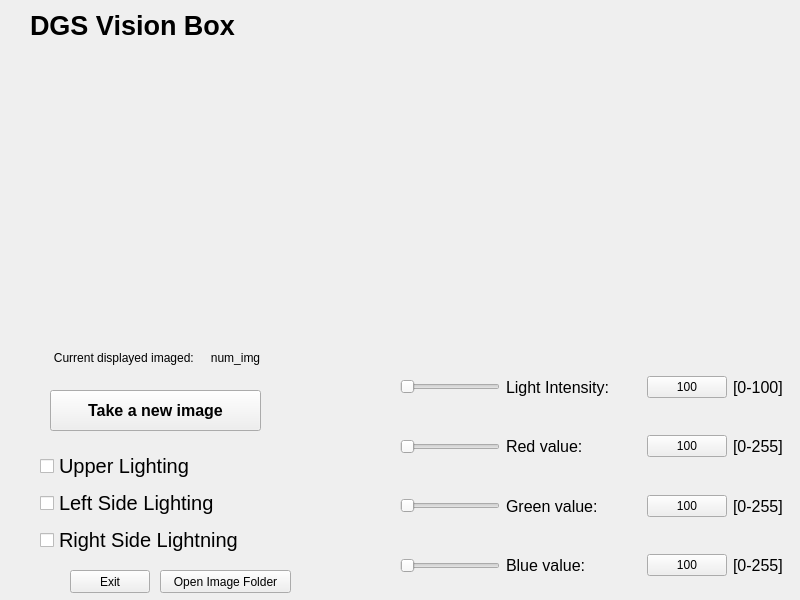
First picture: the form in form.ui, repository mblui/RaspberryFiles, before the edit.
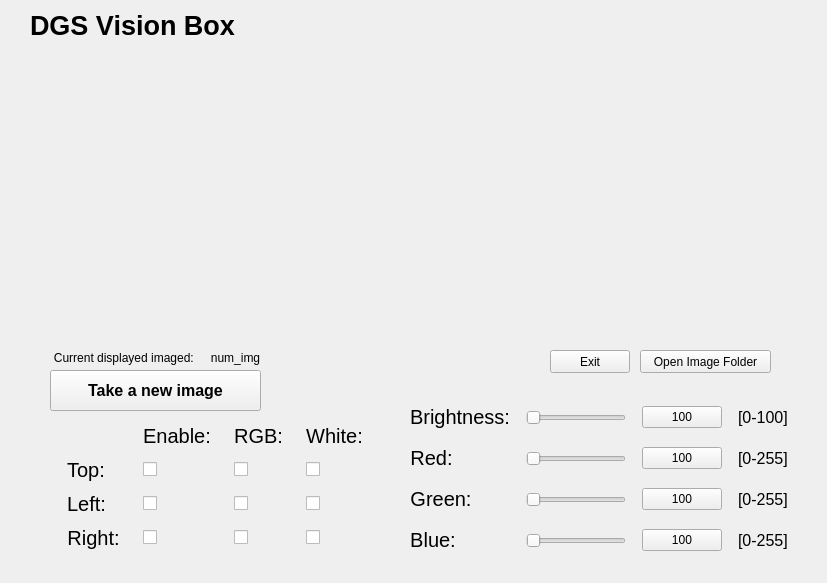
Second picture: the form after the edit. Icons and pictures are not drawn.

```diff
--- a/form.ui
+++ b/form.ui
@@ -6,8 +6,8 @@
    <rect>
     <x>0</x>
     <y>0</y>
-    <width>800</width>
-    <height>600</height>
+    <width>827</width>
+    <height>583</height>
    </rect>
   </property>
   <property name="maximumSize">
@@ -26,7 +26,7 @@
    <property name="geometry">
     <rect>
      <x>50</x>
-     <y>390</y>
+     <y>370</y>
      <width>211</width>
      <height>41</height>
     </rect>
@@ -34,7 +34,6 @@
    <property name="font">
     <font>
      <pointsize>12</pointsize>
-     <weight>75</weight>
      <bold>true</bold>
     </font>
    </property>
@@ -94,54 +93,6 @@
     <string>DGS Vision Box</string>
    </property>
   </widget>
-  <widget class="QWidget" name="verticalLayoutWidget_3">
-   <property name="geometry">
-    <rect>
-     <x>40</x>
-     <y>450</y>
-     <width>229</width>
-     <height>107</height>
-    </rect>
-   </property>
-   <layout class="QVBoxLayout" name="verticalLayout_3">
-    <item>
-     <widget class="QCheckBox" name="checkBox">
-      <property name="font">
-       <font>
-        <pointsize>15</pointsize>
-       </font>
-      </property>
-      <property name="text">
-       <string>Upper Lighting</string>
-      </property>
-     </widget>
-    </item>
-    <item>
-     <widget class="QCheckBox" name="checkBox_2">
-      <property name="font">
-       <font>
-        <pointsize>15</pointsize>
-       </font>
-      </property>
-      <property name="text">
-       <string>Left Side Lighting</string>
-      </property>
-     </widget>
-    </item>
-    <item>
-     <widget class="QCheckBox" name="checkBox_3">
-      <property name="font">
-       <font>
-        <pointsize>15</pointsize>
-       </font>
-      </property>
-      <property name="text">
-       <string>Right Side Lightning</string>
-      </property>
-     </widget>
-    </item>
-   </layout>
-  </widget>
   <widget class="QLabel" name="num_img">
    <property name="geometry">
     <rect>
@@ -180,292 +131,11 @@
     <set>Qt::AlignCenter</set>
    </property>
   </widget>
-  <widget class="QWidget" name="verticalLayoutWidget">
-   <property name="geometry">
-    <rect>
-     <x>400</x>
-     <y>360</y>
-     <width>383</width>
-     <height>232</height>
-    </rect>
-   </property>
-   <layout class="QVBoxLayout" name="verticalLayout">
-    <item>
-     <layout class="QHBoxLayout" name="horizontalLayout">
-      <item>
-       <widget class="QSlider" name="slider_intensity">
-        <property name="styleSheet">
-         <string notr="true">.QSlider {
-    min-height: 35px;
-    max-height: 35px;
-	min-width: 100px;
-	max-width:100px;
-}</string>
-        </property>
-        <property name="orientation">
-         <enum>Qt::Horizontal</enum>
-        </property>
-       </widget>
-      </item>
-      <item>
-       <widget class="QLabel" name="label_2">
-        <property name="font">
-         <font>
-          <pointsize>12</pointsize>
-         </font>
-        </property>
-        <property name="text">
-         <string>Light Intensity:</string>
-        </property>
-       </widget>
-      </item>
-      <item>
-       <widget class="QPushButton" name="SliderVal_but_text_intensity">
-        <property name="sizePolicy">
-         <sizepolicy hsizetype="Fixed" vsizetype="Fixed">
-          <horstretch>0</horstretch>
-          <verstretch>0</verstretch>
-         </sizepolicy>
-        </property>
-        <property name="styleSheet">
-         <string notr="true"/>
-        </property>
-        <property name="text">
-         <string>100</string>
-        </property>
-       </widget>
-      </item>
-      <item>
-       <widget class="QLabel" name="l_text_2">
-        <property name="sizePolicy">
-         <sizepolicy hsizetype="Fixed" vsizetype="Preferred">
-          <horstretch>0</horstretch>
-          <verstretch>0</verstretch>
-         </sizepolicy>
-        </property>
-        <property name="font">
-         <font>
-          <pointsize>12</pointsize>
-         </font>
-        </property>
-        <property name="text">
-         <string>[0-100]</string>
-        </property>
-       </widget>
-      </item>
-     </layout>
-    </item>
-    <item>
-     <layout class="QHBoxLayout" name="Hor_red">
-      <item>
-       <widget class="QSlider" name="slider_red">
-        <property name="sizePolicy">
-         <sizepolicy hsizetype="Fixed" vsizetype="Fixed">
-          <horstretch>0</horstretch>
-          <verstretch>0</verstretch>
-         </sizepolicy>
-        </property>
-        <property name="styleSheet">
-         <string notr="true">.QSlider {
-    min-height: 35px;
-    max-height: 35px;
-	min-width: 100px;
-	max-width:100px;
-}</string>
-        </property>
-        <property name="orientation">
-         <enum>Qt::Horizontal</enum>
-        </property>
-       </widget>
-      </item>
-      <item>
-       <widget class="QLabel" name="label_5">
-        <property name="font">
-         <font>
-          <pointsize>12</pointsize>
-         </font>
-        </property>
-        <property name="text">
-         <string>Red value:</string>
-        </property>
-       </widget>
-      </item>
-      <item>
-       <widget class="QPushButton" name="SliderVal_but_text_red">
-        <property name="sizePolicy">
-         <sizepolicy hsizetype="Fixed" vsizetype="Fixed">
-          <horstretch>0</horstretch>
-          <verstretch>0</verstretch>
-         </sizepolicy>
-        </property>
-        <property name="styleSheet">
-         <string notr="true"/>
-        </property>
-        <property name="text">
-         <string>100</string>
-        </property>
-       </widget>
-      </item>
-      <item>
-       <widget class="QLabel" name="r_text_2">
-        <property name="sizePolicy">
-         <sizepolicy hsizetype="Fixed" vsizetype="Preferred">
-          <horstretch>0</horstretch>
-          <verstretch>0</verstretch>
-         </sizepolicy>
-        </property>
-        <property name="font">
-         <font>
-          <pointsize>12</pointsize>
-         </font>
-        </property>
-        <property name="text">
-         <string>[0-255]</string>
-        </property>
-       </widget>
-      </item>
-     </layout>
-    </item>
-    <item>
-     <layout class="QHBoxLayout" name="hor_green">
-      <item>
-       <widget class="QSlider" name="slider_green">
-        <property name="styleSheet">
-         <string notr="true">.QSlider {
-    min-height: 35px;
-    max-height: 35px;
-	min-width: 100px;
-	max-width:100px;
-}</string>
-        </property>
-        <property name="orientation">
-         <enum>Qt::Horizontal</enum>
-        </property>
-       </widget>
-      </item>
-      <item>
-       <widget class="QLabel" name="label_6">
-        <property name="font">
-         <font>
-          <pointsize>12</pointsize>
-         </font>
-        </property>
-        <property name="text">
-         <string>Green value:</string>
-        </property>
-       </widget>
-      </item>
-      <item>
-       <widget class="QPushButton" name="SliderVal_but_text_green">
-        <property name="sizePolicy">
-         <sizepolicy hsizetype="Fixed" vsizetype="Fixed">
-          <horstretch>0</horstretch>
-          <verstretch>0</verstretch>
-         </sizepolicy>
-        </property>
-        <property name="styleSheet">
-         <string notr="true"/>
-        </property>
-        <property name="text">
-         <string>100</string>
-        </property>
-       </widget>
-      </item>
-      <item>
-       <widget class="QLabel" name="g_text_2">
-        <property name="sizePolicy">
-         <sizepolicy hsizetype="Fixed" vsizetype="Preferred">
-          <horstretch>0</horstretch>
-          <verstretch>0</verstretch>
-         </sizepolicy>
-        </property>
-        <property name="font">
-         <font>
-          <pointsize>12</pointsize>
-         </font>
-        </property>
-        <property name="text">
-         <string>[0-255]</string>
-        </property>
-       </widget>
-      </item>
-     </layout>
-    </item>
-    <item>
-     <layout class="QHBoxLayout" name="hor_blue">
-      <item>
-       <widget class="QSlider" name="slider_blue">
-        <property name="sizePolicy">
-         <sizepolicy hsizetype="Expanding" vsizetype="Fixed">
-          <horstretch>0</horstretch>
-          <verstretch>0</verstretch>
-         </sizepolicy>
-        </property>
-        <property name="styleSheet">
-         <string notr="true">.QSlider {
-    min-height: 35px;
-    max-height: 35px;
-	min-width: 100px;
-	max-width:100px;
-}</string>
-        </property>
-        <property name="orientation">
-         <enum>Qt::Horizontal</enum>
-        </property>
-       </widget>
-      </item>
-      <item>
-       <widget class="QLabel" name="label_4">
-        <property name="font">
-         <font>
-          <pointsize>12</pointsize>
-         </font>
-        </property>
-        <property name="text">
-         <string>Blue value:</string>
-        </property>
-       </widget>
-      </item>
-      <item>
-       <widget class="QPushButton" name="SliderVal_but_text_blue">
-        <property name="sizePolicy">
-         <sizepolicy hsizetype="Fixed" vsizetype="Fixed">
-          <horstretch>0</horstretch>
-          <verstretch>0</verstretch>
-         </sizepolicy>
-        </property>
-        <property name="text">
-         <string>100</string>
-        </property>
-       </widget>
-      </item>
-      <item>
-       <widget class="QLabel" name="b_text_2">
-        <property name="sizePolicy">
-         <sizepolicy hsizetype="Fixed" vsizetype="Preferred">
-          <horstretch>0</horstretch>
-          <verstretch>0</verstretch>
-         </sizepolicy>
-        </property>
-        <property name="font">
-         <font>
-          <pointsize>12</pointsize>
-         </font>
-        </property>
-        <property name="text">
-         <string>[0-255]</string>
-        </property>
-       </widget>
-      </item>
-     </layout>
-    </item>
-   </layout>
-  </widget>
   <widget class="QPushButton" name="button_ExitProgram">
    <property name="geometry">
     <rect>
-     <x>70</x>
-     <y>570</y>
+     <x>550</x>
+     <y>350</y>
      <width>80</width>
      <height>23</height>
     </rect>
@@ -477,8 +147,8 @@
   <widget class="QPushButton" name="button_openImageFolder">
    <property name="geometry">
     <rect>
-     <x>160</x>
-     <y>570</y>
+     <x>640</x>
+     <y>350</y>
      <width>131</width>
      <height>23</height>
     </rect>
@@ -487,6 +157,692 @@
     <string>Open Image Folder</string>
    </property>
   </widget>
+  <widget class="QWidget" name="gridLayoutWidget">
+   <property name="geometry">
+    <rect>
+     <x>50</x>
+     <y>420</y>
+     <width>332</width>
+     <height>136</height>
+    </rect>
+   </property>
+   <layout class="QGridLayout" name="gridLayout">
+    <item row="0" column="2">
+     <widget class="QLabel" name="text_rgb">
+      <property name="sizePolicy">
+       <sizepolicy hsizetype="Fixed" vsizetype="Fixed">
+        <horstretch>0</horstretch>
+        <verstretch>0</verstretch>
+       </sizepolicy>
+      </property>
+      <property name="font">
+       <font>
+        <pointsize>15</pointsize>
+       </font>
+      </property>
+      <property name="text">
+       <string>RGB:</string>
+      </property>
+      <property name="textFormat">
+       <enum>Qt::RichText</enum>
+      </property>
+      <property name="alignment">
+       <set>Qt::AlignCenter</set>
+      </property>
+     </widget>
+    </item>
+    <item row="3" column="1">
+     <widget class="QCheckBox" name="check_Right_Enable">
+      <property name="sizePolicy">
+       <sizepolicy hsizetype="Fixed" vsizetype="Fixed">
+        <horstretch>0</horstretch>
+        <verstretch>0</verstretch>
+       </sizepolicy>
+      </property>
+      <property name="minimumSize">
+       <size>
+        <width>0</width>
+        <height>2</height>
+       </size>
+      </property>
+      <property name="font">
+       <font>
+        <pointsize>15</pointsize>
+       </font>
+      </property>
+      <property name="text">
+       <string/>
+      </property>
+     </widget>
+    </item>
+    <item row="1" column="1">
+     <widget class="QCheckBox" name="check_Top_Enable">
+      <property name="sizePolicy">
+       <sizepolicy hsizetype="Fixed" vsizetype="Fixed">
+        <horstretch>0</horstretch>
+        <verstretch>0</verstretch>
+       </sizepolicy>
+      </property>
+      <property name="minimumSize">
+       <size>
+        <width>0</width>
+        <height>2</height>
+       </size>
+      </property>
+      <property name="font">
+       <font>
+        <pointsize>15</pointsize>
+       </font>
+      </property>
+      <property name="text">
+       <string/>
+      </property>
+     </widget>
+    </item>
+    <item row="3" column="3">
+     <widget class="QCheckBox" name="check_Left_White_2">
+      <property name="sizePolicy">
+       <sizepolicy hsizetype="Fixed" vsizetype="Fixed">
+        <horstretch>0</horstretch>
+        <verstretch>0</verstretch>
+       </sizepolicy>
+      </property>
+      <property name="minimumSize">
+       <size>
+        <width>0</width>
+        <height>2</height>
+       </size>
+      </property>
+      <property name="font">
+       <font>
+        <pointsize>15</pointsize>
+       </font>
+      </property>
+      <property name="text">
+       <string/>
+      </property>
+     </widget>
+    </item>
+    <item row="2" column="2">
+     <widget class="QCheckBox" name="check_Left_RGB">
+      <property name="sizePolicy">
+       <sizepolicy hsizetype="Fixed" vsizetype="Fixed">
+        <horstretch>0</horstretch>
+        <verstretch>0</verstretch>
+       </sizepolicy>
+      </property>
+      <property name="minimumSize">
+       <size>
+        <width>0</width>
+        <height>2</height>
+       </size>
+      </property>
+      <property name="font">
+       <font>
+        <pointsize>15</pointsize>
+       </font>
+      </property>
+      <property name="text">
+       <string/>
+      </property>
+     </widget>
+    </item>
+    <item row="0" column="3">
+     <widget class="QLabel" name="text_white">
+      <property name="sizePolicy">
+       <sizepolicy hsizetype="Fixed" vsizetype="Fixed">
+        <horstretch>0</horstretch>
+        <verstretch>0</verstretch>
+       </sizepolicy>
+      </property>
+      <property name="font">
+       <font>
+        <pointsize>15</pointsize>
+       </font>
+      </property>
+      <property name="text">
+       <string>White:</string>
+      </property>
+      <property name="textFormat">
+       <enum>Qt::RichText</enum>
+      </property>
+      <property name="alignment">
+       <set>Qt::AlignCenter</set>
+      </property>
+     </widget>
+    </item>
+    <item row="0" column="1">
+     <widget class="QLabel" name="text_enable">
+      <property name="sizePolicy">
+       <sizepolicy hsizetype="Fixed" vsizetype="Fixed">
+        <horstretch>0</horstretch>
+        <verstretch>0</verstretch>
+       </sizepolicy>
+      </property>
+      <property name="font">
+       <font>
+        <pointsize>15</pointsize>
+       </font>
+      </property>
+      <property name="text">
+       <string>Enable:</string>
+      </property>
+      <property name="textFormat">
+       <enum>Qt::RichText</enum>
+      </property>
+      <property name="alignment">
+       <set>Qt::AlignCenter</set>
+      </property>
+     </widget>
+    </item>
+    <item row="2" column="1">
+     <widget class="QCheckBox" name="check_Left_Enable">
+      <property name="sizePolicy">
+       <sizepolicy hsizetype="Fixed" vsizetype="Fixed">
+        <horstretch>0</horstretch>
+        <verstretch>0</verstretch>
+       </sizepolicy>
+      </property>
+      <property name="minimumSize">
+       <size>
+        <width>0</width>
+        <height>2</height>
+       </size>
+      </property>
+      <property name="font">
+       <font>
+        <pointsize>15</pointsize>
+       </font>
+      </property>
+      <property name="text">
+       <string/>
+      </property>
+     </widget>
+    </item>
+    <item row="1" column="2">
+     <widget class="QCheckBox" name="check_Top_RGB">
+      <property name="sizePolicy">
+       <sizepolicy hsizetype="Fixed" vsizetype="Fixed">
+        <horstretch>0</horstretch>
+        <verstretch>0</verstretch>
+       </sizepolicy>
+      </property>
+      <property name="minimumSize">
+       <size>
+        <width>0</width>
+        <height>2</height>
+       </size>
+      </property>
+      <property name="font">
+       <font>
+        <pointsize>15</pointsize>
+       </font>
+      </property>
+      <property name="text">
+       <string/>
+      </property>
+     </widget>
+    </item>
+    <item row="3" column="0">
+     <widget class="QLabel" name="text_right">
+      <property name="sizePolicy">
+       <sizepolicy hsizetype="Fixed" vsizetype="Fixed">
+        <horstretch>0</horstretch>
+        <verstretch>0</verstretch>
+       </sizepolicy>
+      </property>
+      <property name="font">
+       <font>
+        <pointsize>15</pointsize>
+       </font>
+      </property>
+      <property name="text">
+       <string>Right:</string>
+      </property>
+      <property name="textFormat">
+       <enum>Qt::RichText</enum>
+      </property>
+      <property name="alignment">
+       <set>Qt::AlignCenter</set>
+      </property>
+     </widget>
+    </item>
+    <item row="2" column="3">
+     <widget class="QCheckBox" name="check_Left_White">
+      <property name="sizePolicy">
+       <sizepolicy hsizetype="Fixed" vsizetype="Fixed">
+        <horstretch>0</horstretch>
+        <verstretch>0</verstretch>
+       </sizepolicy>
+      </property>
+      <property name="minimumSize">
+       <size>
+        <width>0</width>
+        <height>2</height>
+       </size>
+      </property>
+      <property name="font">
+       <font>
+        <pointsize>15</pointsize>
+        <kerning>true</kerning>
+       </font>
+      </property>
+      <property name="text">
+       <string/>
+      </property>
+     </widget>
+    </item>
+    <item row="1" column="0">
+     <widget class="QLabel" name="text_top">
+      <property name="sizePolicy">
+       <sizepolicy hsizetype="Fixed" vsizetype="Fixed">
+        <horstretch>0</horstretch>
+        <verstretch>0</verstretch>
+       </sizepolicy>
+      </property>
+      <property name="font">
+       <font>
+        <pointsize>15</pointsize>
+       </font>
+      </property>
+      <property name="text">
+       <string>Top:</string>
+      </property>
+      <property name="textFormat">
+       <enum>Qt::RichText</enum>
+      </property>
+      <property name="alignment">
+       <set>Qt::AlignCenter</set>
+      </property>
+     </widget>
+    </item>
+    <item row="2" column="0">
+     <widget class="QLabel" name="text_left">
+      <property name="sizePolicy">
+       <sizepolicy hsizetype="Fixed" vsizetype="Fixed">
+        <horstretch>0</horstretch>
+        <verstretch>0</verstretch>
+       </sizepolicy>
+      </property>
+      <property name="font">
+       <font>
+        <pointsize>15</pointsize>
+       </font>
+      </property>
+      <property name="text">
+       <string>Left:</string>
+      </property>
+      <property name="textFormat">
+       <enum>Qt::RichText</enum>
+      </property>
+      <property name="alignment">
+       <set>Qt::AlignCenter</set>
+      </property>
+     </widget>
+    </item>
+    <item row="1" column="3">
+     <widget class="QCheckBox" name="check_Top_White">
+      <property name="sizePolicy">
+       <sizepolicy hsizetype="Fixed" vsizetype="Fixed">
+        <horstretch>0</horstretch>
+        <verstretch>0</verstretch>
+       </sizepolicy>
+      </property>
+      <property name="minimumSize">
+       <size>
+        <width>0</width>
+        <height>2</height>
+       </size>
+      </property>
+      <property name="font">
+       <font>
+        <pointsize>15</pointsize>
+       </font>
+      </property>
+      <property name="text">
+       <string/>
+      </property>
+     </widget>
+    </item>
+    <item row="3" column="2">
+     <widget class="QCheckBox" name="check_Right_RGB">
+      <property name="sizePolicy">
+       <sizepolicy hsizetype="Fixed" vsizetype="Fixed">
+        <horstretch>0</horstretch>
+        <verstretch>0</verstretch>
+       </sizepolicy>
+      </property>
+      <property name="minimumSize">
+       <size>
+        <width>0</width>
+        <height>2</height>
+       </size>
+      </property>
+      <property name="font">
+       <font>
+        <pointsize>15</pointsize>
+       </font>
+      </property>
+      <property name="text">
+       <string/>
+      </property>
+     </widget>
+    </item>
+   </layout>
+  </widget>
+  <widget class="QWidget" name="gridLayoutWidget_2">
+   <property name="geometry">
+    <rect>
+     <x>400</x>
+     <y>400</y>
+     <width>399</width>
+     <height>160</height>
+    </rect>
+   </property>
+   <layout class="QGridLayout" name="gridLayout_2">
+    <item row="0" column="3">
+     <widget class="QLabel" name="l_text_2">
+      <property name="sizePolicy">
+       <sizepolicy hsizetype="Fixed" vsizetype="Preferred">
+        <horstretch>0</horstretch>
+        <verstretch>0</verstretch>
+       </sizepolicy>
+      </property>
+      <property name="font">
+       <font>
+        <pointsize>12</pointsize>
+       </font>
+      </property>
+      <property name="text">
+       <string>[0-100]</string>
+      </property>
+     </widget>
+    </item>
+    <item row="0" column="0">
+     <widget class="QLabel" name="num_img_18">
+      <property name="sizePolicy">
+       <sizepolicy hsizetype="Fixed" vsizetype="Fixed">
+        <horstretch>0</horstretch>
+        <verstretch>0</verstretch>
+       </sizepolicy>
+      </property>
+      <property name="font">
+       <font>
+        <pointsize>15</pointsize>
+       </font>
+      </property>
+      <property name="text">
+       <string>Brightness:</string>
+      </property>
+      <property name="textFormat">
+       <enum>Qt::RichText</enum>
+      </property>
+      <property name="alignment">
+       <set>Qt::AlignCenter</set>
+      </property>
+     </widget>
+    </item>
+    <item row="3" column="1">
+     <widget class="QSlider" name="slider_blue">
+      <property name="sizePolicy">
+       <sizepolicy hsizetype="Expanding" vsizetype="Fixed">
+        <horstretch>0</horstretch>
+        <verstretch>0</verstretch>
+       </sizepolicy>
+      </property>
+      <property name="styleSheet">
+       <string notr="true">.QSlider {
+    min-height: 35px;
+    max-height: 35px;
+	min-width: 100px;
+	max-width:100px;
+}</string>
+      </property>
+      <property name="orientation">
+       <enum>Qt::Horizontal</enum>
+      </property>
+     </widget>
+    </item>
+    <item row="3" column="0">
+     <widget class="QLabel" name="num_img_15">
+      <property name="sizePolicy">
+       <sizepolicy hsizetype="Fixed" vsizetype="Fixed">
+        <horstretch>0</horstretch>
+        <verstretch>0</verstretch>
+       </sizepolicy>
+      </property>
+      <property name="font">
+       <font>
+        <pointsize>15</pointsize>
+       </font>
+      </property>
+      <property name="text">
+       <string>Blue:</string>
+      </property>
+      <property name="textFormat">
+       <enum>Qt::RichText</enum>
+      </property>
+      <property name="alignment">
+       <set>Qt::AlignCenter</set>
+      </property>
+     </widget>
+    </item>
+    <item row="2" column="2">
+     <widget class="QPushButton" name="SliderVal_but_text_green">
+      <property name="sizePolicy">
+       <sizepolicy hsizetype="Fixed" vsizetype="Fixed">
+        <horstretch>0</horstretch>
+        <verstretch>0</verstretch>
+       </sizepolicy>
+      </property>
+      <property name="styleSheet">
+       <string notr="true"/>
+      </property>
+      <property name="text">
+       <string>100</string>
+      </property>
+     </widget>
+    </item>
+    <item row="1" column="1">
+     <widget class="QSlider" name="slider_red">
+      <property name="sizePolicy">
+       <sizepolicy hsizetype="Fixed" vsizetype="Fixed">
+        <horstretch>0</horstretch>
+        <verstretch>0</verstretch>
+       </sizepolicy>
+      </property>
+      <property name="styleSheet">
+       <string notr="true">.QSlider {
+    min-height: 35px;
+    max-height: 35px;
+	min-width: 100px;
+	max-width:100px;
+}</string>
+      </property>
+      <property name="orientation">
+       <enum>Qt::Horizontal</enum>
+      </property>
+     </widget>
+    </item>
+    <item row="1" column="0">
+     <widget class="QLabel" name="num_img_16">
+      <property name="sizePolicy">
+       <sizepolicy hsizetype="Fixed" vsizetype="Fixed">
+        <horstretch>0</horstretch>
+        <verstretch>0</verstretch>
+       </sizepolicy>
+      </property>
+      <property name="font">
+       <font>
+        <pointsize>15</pointsize>
+       </font>
+      </property>
+      <property name="text">
+       <string>Red:</string>
+      </property>
+      <property name="textFormat">
+       <enum>Qt::RichText</enum>
+      </property>
+      <property name="alignment">
+       <set>Qt::AlignCenter</set>
+      </property>
+     </widget>
+    </item>
+    <item row="0" column="2">
+     <widget class="QPushButton" name="SliderVal_but_text_intensity">
+      <property name="sizePolicy">
+       <sizepolicy hsizetype="Fixed" vsizetype="Fixed">
+        <horstretch>0</horstretch>
+        <verstretch>0</verstretch>
+       </sizepolicy>
+      </property>
+      <property name="styleSheet">
+       <string notr="true"/>
+      </property>
+      <property name="text">
+       <string>100</string>
+      </property>
+     </widget>
+    </item>
+    <item row="2" column="1">
+     <widget class="QSlider" name="slider_green">
+      <property name="styleSheet">
+       <string notr="true">.QSlider {
+    min-height: 35px;
+    max-height: 35px;
+	min-width: 100px;
+	max-width:100px;
+}</string>
+      </property>
+      <property name="orientation">
+       <enum>Qt::Horizontal</enum>
+      </property>
+     </widget>
+    </item>
+    <item row="0" column="1">
+     <widget class="QSlider" name="slider_intensity">
+      <property name="styleSheet">
+       <string notr="true">.QSlider {
+    min-height: 35px;
+    max-height: 35px;
+	min-width: 100px;
+	max-width:100px;
+}</string>
+      </property>
+      <property name="orientation">
+       <enum>Qt::Horizontal</enum>
+      </property>
+     </widget>
+    </item>
+    <item row="1" column="2">
+     <widget class="QPushButton" name="SliderVal_but_text_red">
+      <property name="sizePolicy">
+       <sizepolicy hsizetype="Fixed" vsizetype="Fixed">
+        <horstretch>0</horstretch>
+        <verstretch>0</verstretch>
+       </sizepolicy>
+      </property>
+      <property name="styleSheet">
+       <string notr="true"/>
+      </property>
+      <property name="text">
+       <string>100</string>
+      </property>
+     </widget>
+    </item>
+    <item row="2" column="0">
+     <widget class="QLabel" name="num_img_17">
+      <property name="sizePolicy">
+       <sizepolicy hsizetype="Fixed" vsizetype="Fixed">
+        <horstretch>0</horstretch>
+        <verstretch>0</verstretch>
+       </sizepolicy>
+      </property>
+      <property name="font">
+       <font>
+        <pointsize>15</pointsize>
+       </font>
+      </property>
+      <property name="text">
+       <string>Green:</string>
+      </property>
+      <property name="textFormat">
+       <enum>Qt::RichText</enum>
+      </property>
+      <property name="alignment">
+       <set>Qt::AlignCenter</set>
+      </property>
+     </widget>
+    </item>
+    <item row="3" column="2">
+     <widget class="QPushButton" name="SliderVal_but_text_blue">
+      <property name="sizePolicy">
+       <sizepolicy hsizetype="Fixed" vsizetype="Fixed">
+        <horstretch>0</horstretch>
+        <verstretch>0</verstretch>
+       </sizepolicy>
+      </property>
+      <property name="text">
+       <string>100</string>
+      </property>
+     </widget>
+    </item>
+    <item row="1" column="3">
+     <widget class="QLabel" name="r_text_2">
+      <property name="sizePolicy">
+       <sizepolicy hsizetype="Fixed" vsizetype="Preferred">
+        <horstretch>0</horstretch>
+        <verstretch>0</verstretch>
+       </sizepolicy>
+      </property>
+      <property name="font">
+       <font>
+        <pointsize>12</pointsize>
+       </font>
+      </property>
+      <property name="text">
+       <string>[0-255]</string>
+      </property>
+     </widget>
+    </item>
+    <item row="2" column="3">
+     <widget class="QLabel" name="g_text_2">
+      <property name="sizePolicy">
+       <sizepolicy hsizetype="Fixed" vsizetype="Preferred">
+        <horstretch>0</horstretch>
+        <verstretch>0</verstretch>
+       </sizepolicy>
+      </property>
+      <property name="font">
+       <font>
+        <pointsize>12</pointsize>
+       </font>
+      </property>
+      <property name="text">
+       <string>[0-255]</string>
+      </property>
+     </widget>
+    </item>
+    <item row="3" column="3">
+     <widget class="QLabel" name="b_text_2">
+      <property name="sizePolicy">
+       <sizepolicy hsizetype="Fixed" vsizetype="Preferred">
+        <horstretch>0</horstretch>
+        <verstretch>0</verstretch>
+       </sizepolicy>
+      </property>
+      <property name="font">
+       <font>
+        <pointsize>12</pointsize>
+       </font>
+      </property>
+      <property name="text">
+       <string>[0-255]</string>
+      </property>
+     </widget>
+    </item>
+   </layout>
+  </widget>
   <zorder>imglabel</zorder>
   <zorder>label</zorder>
   <zorder>pushButton</zorder>
```
Left out of the diff: 5 changed lines with no effect on the pictures.
